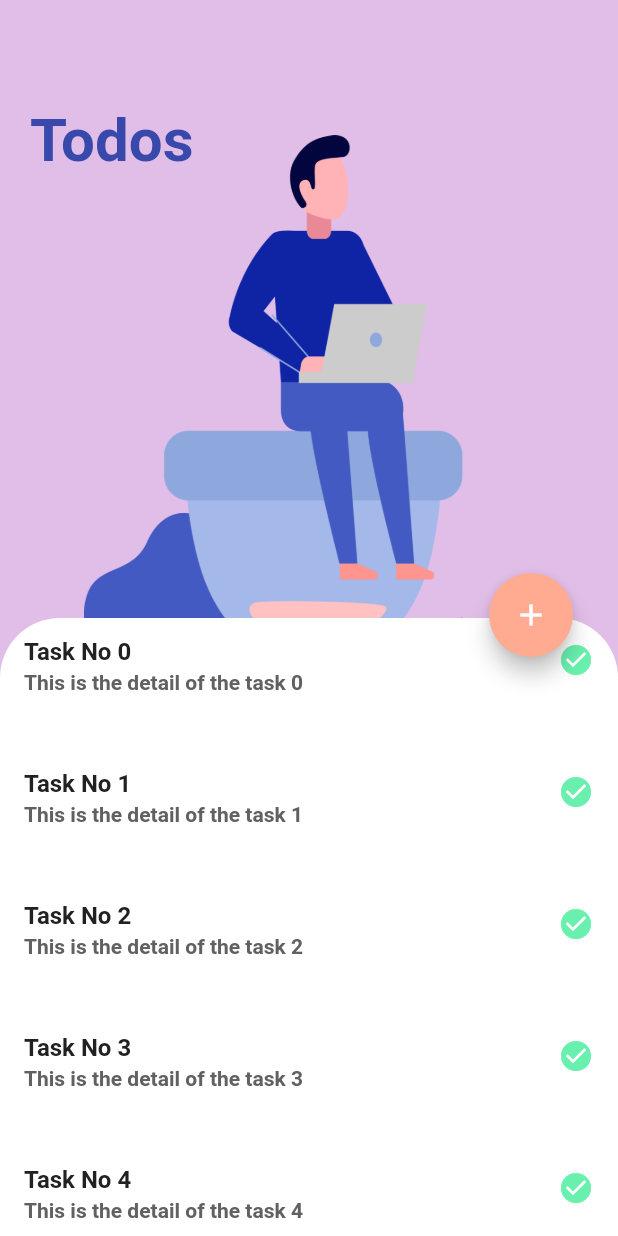
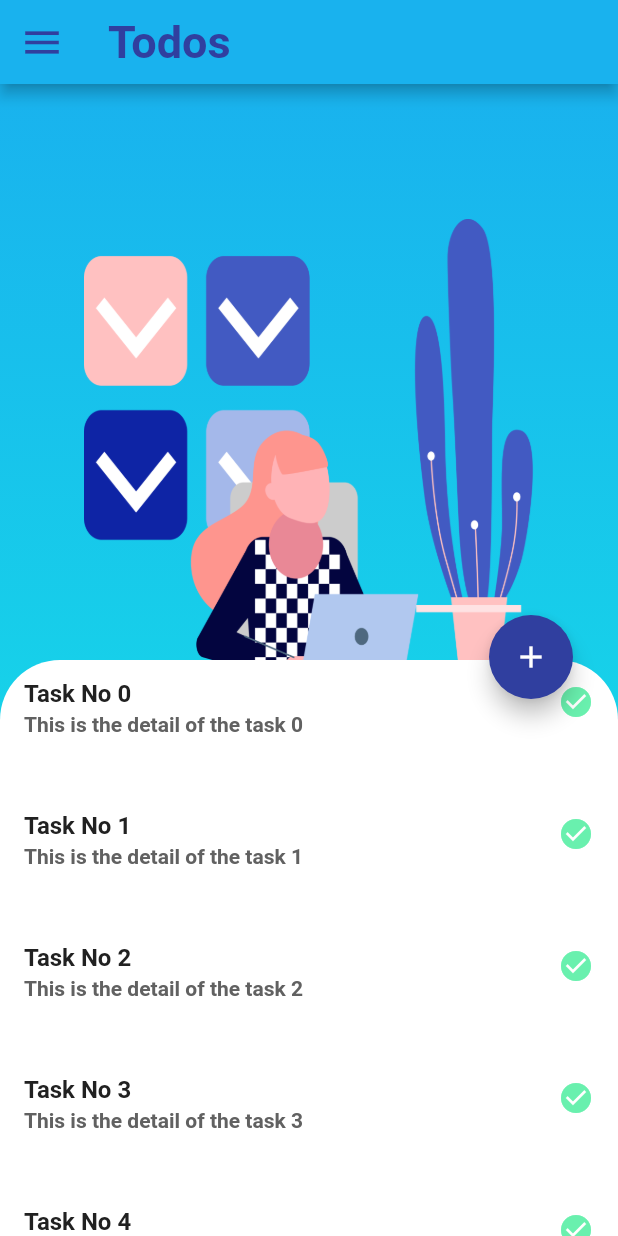
Before and after one commit to IlmaZahil/Todo-App---Flutter, a Flutter app: the screen it shows after launch, on a phone screen of 412 x 824 dp. Run offline on Flutter 3.47's test engine with Material 2 defaults, Android fonts, the phone set to English and light mode, and no system bars.

Commit message:
updated profile screen

```diff
--- a/lib/main.dart
+++ b/lib/main.dart
@@ -1,4 +1,8 @@
+import 'dart:ui';
+
 import 'package:flutter/material.dart';
+import 'package:todo_app/profile_screen.dart';
+import 'package:todo_app/todo_screen.dart';
 
 void main() {
   runApp(MyApp());
@@ -23,84 +27,10 @@ class MyHomePage extends StatelessWidget {
   @override
   Widget build(BuildContext context) {
     return Scaffold(
-      backgroundColor: Colors.purple[100],
       body: Stack(
-        alignment: Alignment.center,
-        children: <Widget>[
-          Container(
-            width: 300,
-            child: Padding(
-              padding: const EdgeInsets.only(bottom: 100.0),
-              child: Image.asset(
-                'images/todo.png',
-                fit: BoxFit.contain,
-              ),
-            ),
-          ),
-          Positioned(
-            child: Text(
-              "Todos",
-              style: TextStyle(
-                  color: Colors.indigo[600],
-                  fontSize: 40,
-                  fontWeight: FontWeight.bold),
-            ),
-            top: 70,
-            left: 20,
-          ),
-          DraggableScrollableSheet(
-              maxChildSize: 0.85,
-              builder:
-                  (BuildContext context, ScrollController scrollController) {
-                return Stack(overflow: Overflow.visible, children: <Widget>[
-                  Container(
-                    decoration: BoxDecoration(
-                      color: Colors.white,
-                      borderRadius: BorderRadius.only(
-                        topLeft: Radius.circular(40),
-                        topRight: Radius.circular(40),
-                      ),
-                    ),
-                    child: ListView.builder(
-                      itemBuilder: (context, index) {
-                        return ListTile(
-                          title: Text(
-                            "Task No $index",
-                            style: TextStyle(
-                                color: Colors.grey[900],
-                                fontWeight: FontWeight.bold),
-                          ),
-                          subtitle: Text(
-                            "This is the detail of the task $index",
-                            style: TextStyle(
-                                color: Colors.grey[700],
-                                fontWeight: FontWeight.bold),
-                          ),
-                          trailing: Icon(
-                            Icons.check_circle,
-                            color: Colors.greenAccent,
-                          ),
-                          isThreeLine: true,
-                        );
-                      },
-                      controller: scrollController,
-                      itemCount: 20,
-                    ),
-                  ),
-                  Positioned(
-                    top: -30,
-                    right: 30,
-                    child: FloatingActionButton(
-                      child: Icon(
-                        Icons.add,
-                        color: Colors.white,
-                      ),
-                      backgroundColor: Colors.deepOrange[200],
-                      onPressed: () {},
-                    ),
-                  ),
-                ]);
-              }),
+        children: [
+          ProfileScreen(),
+          TodoScreen(),
         ],
       ),
     );
--- /dev/null
+++ b/lib/profile_screen.dart
@@ -0,0 +1,15 @@
+import 'package:flutter/material.dart';
+
+class ProfileScreen extends StatefulWidget {
+  @override
+  _ProfileScreenState createState() => _ProfileScreenState();
+}
+
+class _ProfileScreenState extends State<ProfileScreen> {
+  @override
+  Widget build(BuildContext context) {
+    return Container(
+      color: Colors.indigo[700],
+    );
+  }
+}
--- /dev/null
+++ b/lib/todo_screen.dart
@@ -0,0 +1,144 @@
+import 'package:flutter/material.dart';
+
+class TodoScreen extends StatefulWidget {
+  TodoScreen({Key? key}) : super(key: key);
+
+  @override
+  _TodoScreenState createState() => _TodoScreenState();
+}
+
+class _TodoScreenState extends State<TodoScreen> {
+  double xOffset = 0;
+  double yOffset = 0;
+  double scaleFactor = 1;
+
+  bool isProfileScreen = false;
+
+  @override
+  Widget build(BuildContext context) {
+    return AnimatedContainer(
+      transform: Matrix4.translationValues(xOffset, yOffset, 0)
+        ..scale(scaleFactor),
+      duration: Duration(milliseconds: 250),
+      child: Scaffold(
+        appBar: AppBar(
+          leading: isProfileScreen
+              ? IconButton(
+                  onPressed: () {
+                    setState(() {
+                      xOffset = 0;
+                      yOffset = 0;
+                      scaleFactor = 1;
+                      isProfileScreen = false;
+                    });
+                  },
+                  icon: Icon(Icons.arrow_back_ios),
+                  iconSize: 30,
+                  color: Colors.indigo[700],
+                )
+              : IconButton(
+                  onPressed: () {
+                    setState(() {
+                      xOffset = 250;
+                      yOffset = 150;
+                      scaleFactor = 0.6;
+                      isProfileScreen = true;
+                    });
+                  },
+                  icon: Icon(Icons.menu),
+                  iconSize: 30,
+                  color: Colors.indigo[700],
+                ),
+          title: Text(
+            "Todos",
+            style: TextStyle(
+                color: Colors.indigo[700],
+                fontSize: 30,
+                fontWeight: FontWeight.bold),
+          ),
+          backgroundColor: Color.fromARGB(255, 25, 178, 238),
+        ),
+        body: Container(
+          decoration: BoxDecoration(
+            gradient: LinearGradient(
+              begin: Alignment.topCenter,
+              end: Alignment.bottomCenter,
+              colors: [
+                Color.fromARGB(255, 25, 178, 238),
+                Color.fromARGB(255, 21, 236, 229)
+              ],
+            ),
+          ),
+          child: Stack(
+            alignment: Alignment.center,
+            children: <Widget>[
+              Container(
+                width: 300,
+                child: Padding(
+                  padding: const EdgeInsets.only(bottom: 100.0),
+                  child: Image.asset(
+                    'images/todo.png',
+                    fit: BoxFit.contain,
+                  ),
+                ),
+              ),
+              DraggableScrollableSheet(
+                  maxChildSize: 0.85,
+                  builder: (BuildContext context,
+                      ScrollController scrollController) {
+                    return Stack(overflow: Overflow.visible, children: <Widget>[
+                      Container(
+                        decoration: BoxDecoration(
+                          color: Colors.white,
+                          borderRadius: BorderRadius.only(
+                            topLeft: Radius.circular(40),
+                            topRight: Radius.circular(40),
+                          ),
+                        ),
+                        child: ListView.builder(
+                          itemBuilder: (context, index) {
+                            return ListTile(
+                              title: Text(
+                                "Task No $index",
+                                style: TextStyle(
+                                    color: Colors.grey[900],
+                                    fontWeight: FontWeight.bold),
+                              ),
+                              subtitle: Text(
+                                "This is the detail of the task $index",
+                                style: TextStyle(
+                                    color: Colors.grey[700],
+                                    fontWeight: FontWeight.bold),
+                              ),
+                              trailing: Icon(
+                                Icons.check_circle,
+                                color: Colors.greenAccent,
+                              ),
+                              isThreeLine: true,
+                            );
+                          },
+                          controller: scrollController,
+                          itemCount: 20,
+                        ),
+                      ),
+                      Positioned(
+                        top: -30,
+                        right: 30,
+                        child: FloatingActionButton(
+                          child: Icon(
+                            Icons.add,
+                            color: Colors.white,
+                          ),
+                          backgroundColor: Colors.indigo[700],
+                          onPressed: () {},
+                        ),
+                      ),
+                    ]);
+                  }),
+            ],
+          ),
+        ),
+      ),
+    );
+  }
+}
```
Also changed, not shown: images/profile.png (added), images/todo.png.
